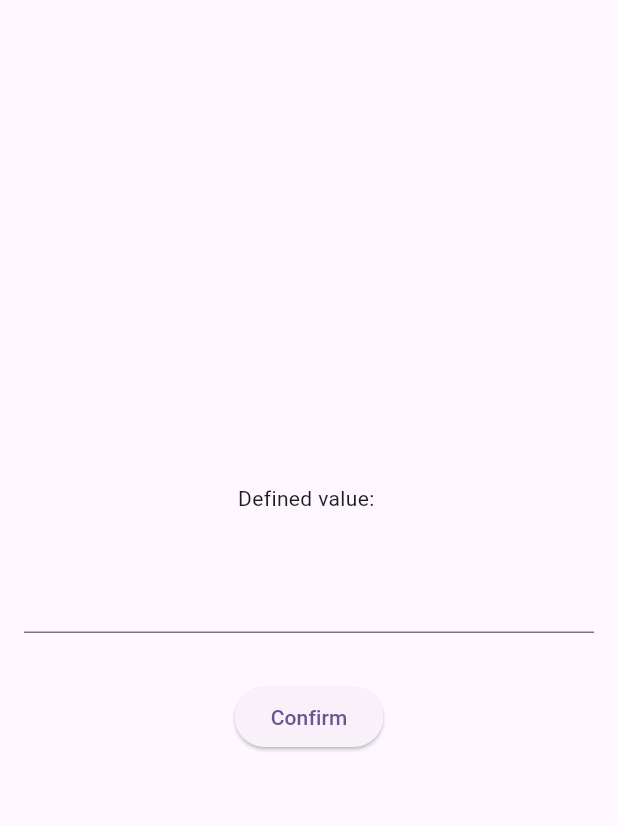
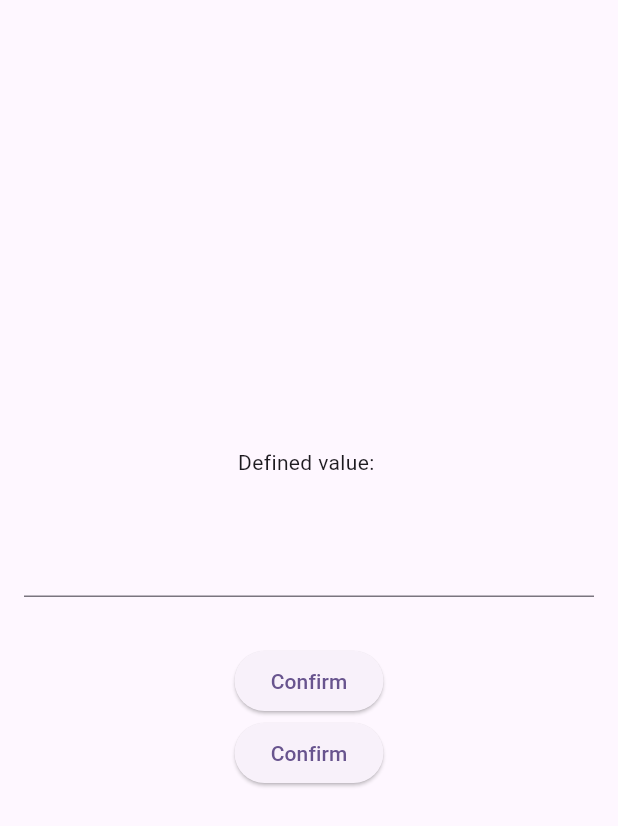
Before and after one commit to LeoManzini/sample_getx_state_control, a Flutter app: the screen it shows after launch, on a phone screen of 412 x 824 dp. Shown: the top 826 px of the screen. Run offline on Flutter 3.47's test engine with Material 3 defaults, Android fonts, the light colour scheme and no system bars; our stand-ins replace get.

Commit message:
feat: using of obx

```diff
--- a/lib/main.dart
+++ b/lib/main.dart
@@ -56,6 +56,19 @@
               ),
             ),
             // Use GetX with observable builder for observable variable
+            // Or you could use Obx for observable variables
+            // Obx does not declare a controller, because you need a existing one (external and not scoped)
+            // In cases you need to use in multiple places
+            Obx(() {
+              return _valueController.isLoading
+                  ? const CircularProgressIndicator()
+                  : ElevatedButton(
+                onPressed: () {
+                  _valueController.setDefinedValue(_textController.text);
+                },
+                child: const Text('Confirm'),
+              );
+            }),
             GetX<ValueController>(
               init: _valueController,
               builder: (controller) {
```
